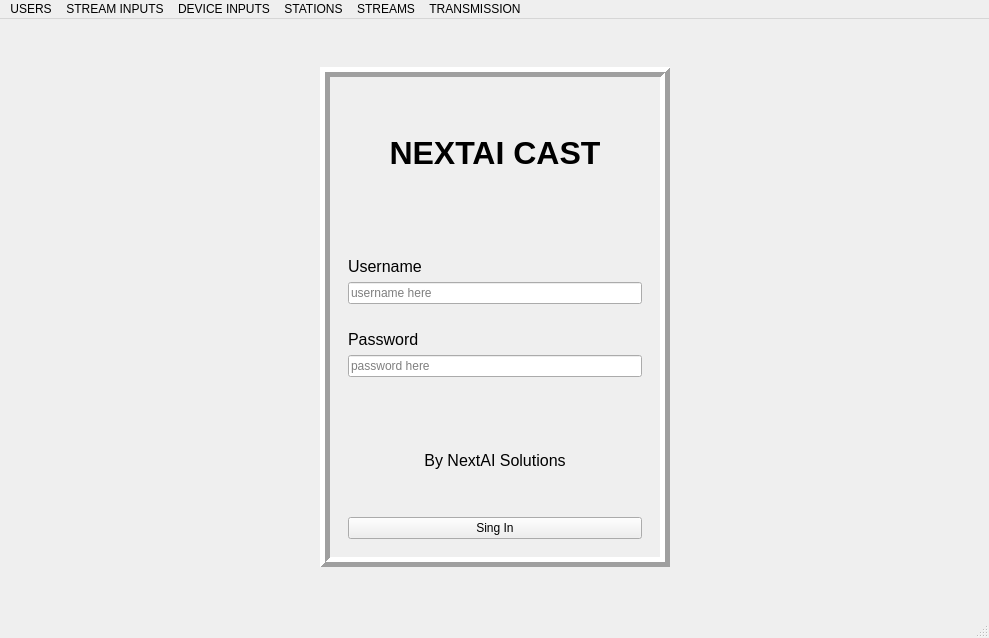
The window that Desktop/resources/mainwindow.ui (MarcoGraciano12/NextAir-Solutions) describes before a commit, drawn with Qt 5.
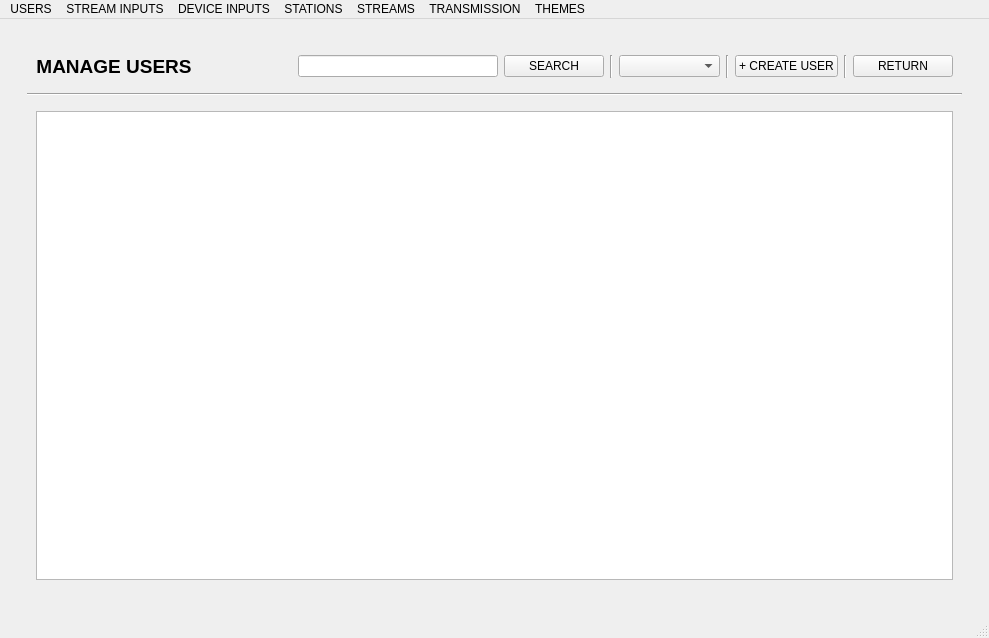
The same window after the commit.

The edit to the form file:
```diff
--- a/Desktop/resources/mainwindow.ui
+++ b/Desktop/resources/mainwindow.ui
@@ -21,7 +21,7 @@
        <item row="0" column="0">
         <widget class="QStackedWidget" name="stackedWidget">
          <property name="currentIndex">
-          <number>0</number>
+          <number>2</number>
          </property>
          <widget class="QWidget" name="page">
           <layout class="QGridLayout" name="gridLayout_3">
@@ -313,6 +313,151 @@
            </item>
           </layout>
          </widget>
+         <widget class="QWidget" name="page_3">
+          <layout class="QVBoxLayout" name="verticalLayout_5">
+           <item>
+            <widget class="QWidget" name="widget_7" native="true">
+             <property name="maximumSize">
+              <size>
+               <width>16777215</width>
+               <height>50</height>
+              </size>
+             </property>
+             <layout class="QHBoxLayout" name="horizontalLayout_2">
+              <item>
+               <widget class="QLabel" name="label_5">
+                <property name="text">
+                 <string>&lt;html&gt;&lt;head/&gt;&lt;body&gt;&lt;p&gt;&lt;span style=&quot; font-size:14pt; font-weight:700;&quot;&gt;MANAGE USERS&lt;/span&gt;&lt;/p&gt;&lt;/body&gt;&lt;/html&gt;</string>
+                </property>
+                <property name="alignment">
+                 <set>Qt::AlignmentFlag::AlignCenter</set>
+                </property>
+               </widget>
+              </item>
+              <item>
+               <spacer name="horizontalSpacer_4">
+                <property name="orientation">
+                 <enum>Qt::Orientation::Horizontal</enum>
+                </property>
+                <property name="sizeType">
+                 <enum>QSizePolicy::Policy::Fixed</enum>
+                </property>
+                <property name="sizeHint" stdset="0">
+                 <size>
+                  <width>100</width>
+                  <height>20</height>
+                 </size>
+                </property>
+               </spacer>
+              </item>
+              <item>
+               <widget class="QLineEdit" name="users_search_line">
+                <property name="maximumSize">
+                 <size>
+                  <width>200</width>
+                  <height>16777215</height>
+                 </size>
+                </property>
+                <property name="alignment">
+                 <set>Qt::AlignmentFlag::AlignCenter</set>
+                </property>
+               </widget>
+              </item>
+              <item>
+               <widget class="QPushButton" name="users_search_button">
+                <property name="text">
+                 <string>SEARCH</string>
+                </property>
+               </widget>
+              </item>
+              <item>
+               <widget class="Line" name="line_5">
+                <property name="orientation">
+                 <enum>Qt::Orientation::Vertical</enum>
+                </property>
+               </widget>
+              </item>
+              <item>
+               <widget class="QComboBox" name="users_role_combo">
+                <property name="currentText">
+                 <string>ALL</string>
+                </property>
+                <property name="placeholderText">
+                 <string>ROLE</string>
+                </property>
+                <item>
+                 <property name="text">
+                  <string>ALL</string>
+                 </property>
+                </item>
+                <item>
+                 <property name="text">
+                  <string>ADMINS</string>
+                 </property>
+                </item>
+                <item>
+                 <property name="text">
+                  <string>USERS</string>
+                 </property>
+                </item>
+               </widget>
+              </item>
+              <item>
+               <widget class="Line" name="line_4">
+                <property name="orientation">
+                 <enum>Qt::Orientation::Vertical</enum>
+                </property>
+               </widget>
+              </item>
+              <item>
+               <widget class="QPushButton" name="users_create_button">
+                <property name="text">
+                 <string>+ CREATE USER</string>
+                </property>
+               </widget>
+              </item>
+              <item>
+               <widget class="Line" name="line_3">
+                <property name="orientation">
+                 <enum>Qt::Orientation::Vertical</enum>
+                </property>
+               </widget>
+              </item>
+              <item>
+               <widget class="QPushButton" name="users_return_button">
+                <property name="text">
+                 <string>RETURN</string>
+                </property>
+               </widget>
+              </item>
+             </layout>
+            </widget>
+           </item>
+           <item>
+            <widget class="Line" name="line_2">
+             <property name="orientation">
+              <enum>Qt::Orientation::Horizontal</enum>
+             </property>
+            </widget>
+           </item>
+           <item>
+            <widget class="QWidget" name="widget_6" native="true">
+             <layout class="QGridLayout" name="gridLayout_4">
+              <item row="0" column="0">
+               <widget class="QTableWidget" name="users_table">
+                <property name="sizeAdjustPolicy">
+                 <enum>QAbstractScrollArea::SizeAdjustPolicy::AdjustToContents</enum>
+                </property>
+                <property name="textElideMode">
+                 <enum>Qt::TextElideMode::ElideMiddle</enum>
+                </property>
+               </widget>
+              </item>
+             </layout>
+            </widget>
+           </item>
+          </layout>
+         </widget>
         </widget>
        </item>
       </layout>
@@ -359,12 +504,68 @@
      <string>TRANSMISSION</string>
     </property>
    </widget>
+   <widget class="QMenu" name="menuTHEME">
+    <property name="title">
+     <string>THEMES</string>
+    </property>
+    <widget class="QMenu" name="menuLIGHT_THEMES">
+     <property name="title">
+      <string>LIGHT THEMES</string>
+     </property>
+     <addaction name="light_amber"/>
+     <addaction name="separator"/>
+     <addaction name="light_blue"/>
+     <addaction name="separator"/>
+     <addaction name="light_cyan"/>
+     <addaction name="separator"/>
+     <addaction name="light_cyan_500"/>
+     <addaction name="separator"/>
+     <addaction name="light_green"/>
+     <addaction name="separator"/>
+     <addaction name="light_pink"/>
+     <addaction name="separator"/>
+     <addaction name="light_purple"/>
+     <addaction name="separator"/>
+     <addaction name="light_red"/>
+     <addaction name="separator"/>
+     <addaction name="light_teal"/>
+     <addaction name="separator"/>
+     <addaction name="light_yellow"/>
+    </widget>
+    <widget class="QMenu" name="menuDARK_THEMES">
+     <property name="title">
+      <string>DARK THEMES</string>
+     </property>
+     <addaction name="dark_amber"/>
+     <addaction name="separator"/>
+     <addaction name="dark_blue"/>
+     <addaction name="separator"/>
+     <addaction name="dark_cyan"/>
+     <addaction name="separator"/>
+     <addaction name="dark_green"/>
+     <addaction name="separator"/>
+     <addaction name="dark_pink"/>
+     <addaction name="separator"/>
+     <addaction name="dark_purple"/>
+     <addaction name="separator"/>
+     <addaction name="dark_red"/>
+     <addaction name="separator"/>
+     <addaction name="dark_teal"/>
+     <addaction name="separator"/>
+     <addaction name="dark_yellow"/>
+    </widget>
+    <addaction name="menuLIGHT_THEMES"/>
+    <addaction name="separator"/>
+    <addaction name="menuDARK_THEMES"/>
+    <addaction name="separator"/>
+   </widget>
    <addaction name="users_menu"/>
    <addaction name="stream_inputs_menu"/>
    <addaction name="device_inputs_menu"/>
    <addaction name="stations_menu"/>
    <addaction name="streams_menu"/>
    <addaction name="transmissions_menu"/>
+   <addaction name="menuTHEME"/>
   </widget>
   <widget class="QStatusBar" name="statusbar"/>
  </widget>
```
Left out of the diff: 106 changed lines with no effect on the pictures.
